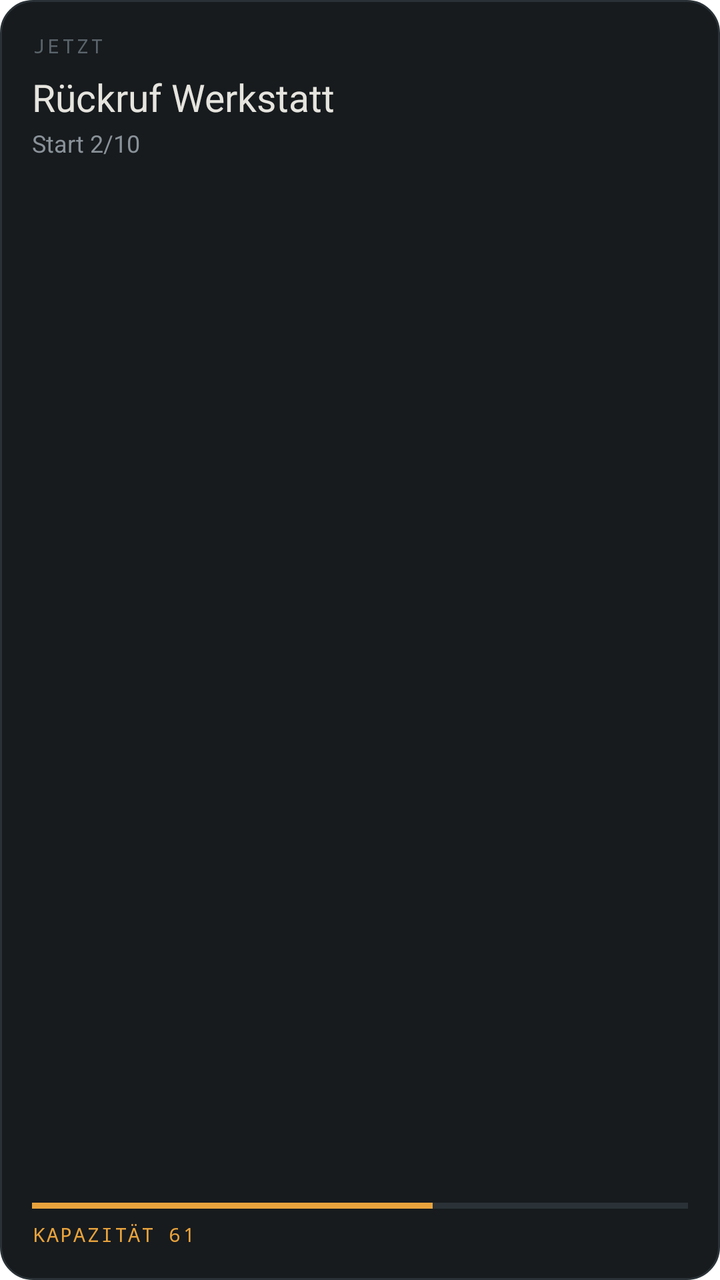
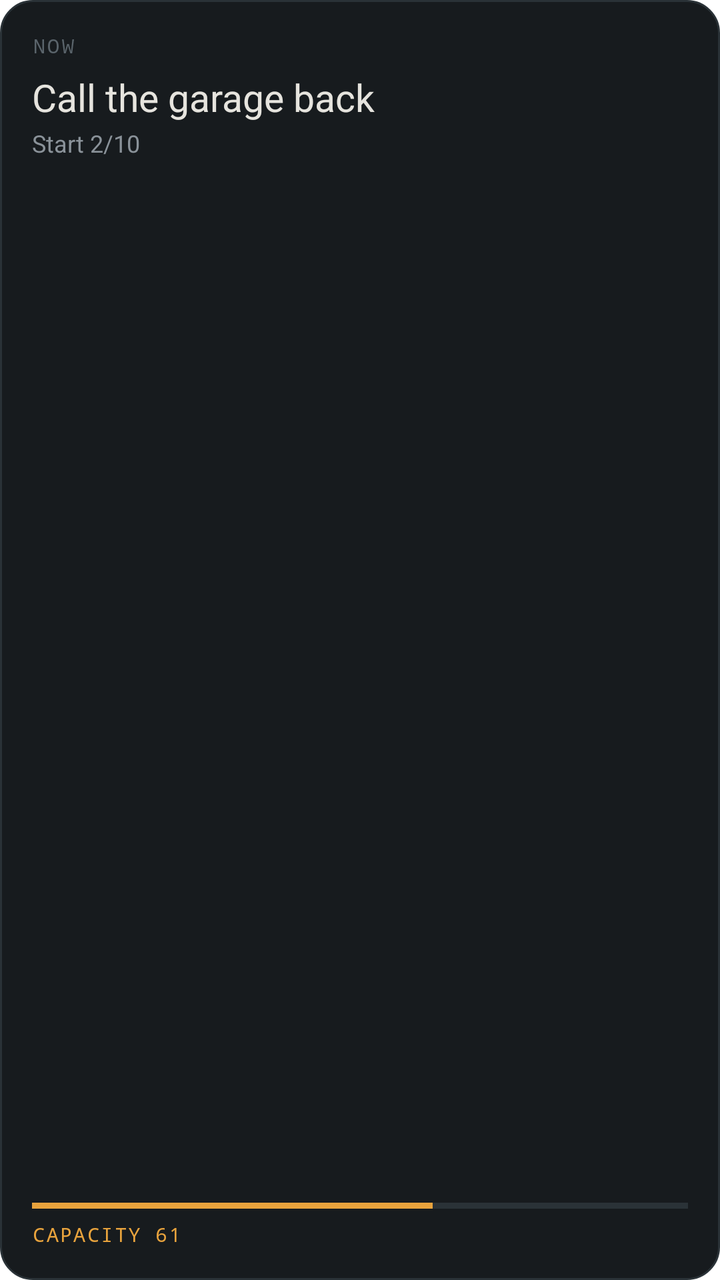

An Android layout rendered at two revisions. The XML below is the earlier revision; the diff shows what the commit changed to produce the second picture.
<!-- AndroidManifest.xml: fallback theme Theme.MaterialComponents.DayNight.NoActionBar -->
<!-- res/layout/axiom_widget_preview.xml -->
<?xml version="1.0" encoding="utf-8"?>
<LinearLayout xmlns:android="http://schemas.android.com/apk/res/android"
    android:layout_width="match_parent"
    android:layout_height="match_parent"
    android:orientation="vertical"
    android:padding="16dp"
    android:background="@drawable/widget_bg">

    <TextView
        android:layout_width="wrap_content"
        android:layout_height="wrap_content"
        android:text="JETZT"
        android:textSize="10sp"
        android:letterSpacing="0.12"
        android:fontFamily="monospace"
        android:textColor="@color/axiom_ink_faint" />

    <TextView
        android:layout_width="match_parent"
        android:layout_height="wrap_content"
        android:layout_marginTop="6dp"
        android:maxLines="2"
        android:text="Rückruf Werkstatt"
        android:textSize="19sp"
        android:textColor="@color/axiom_ink" />

    <TextView
        android:layout_width="match_parent"
        android:layout_height="wrap_content"
        android:layout_marginTop="2dp"
        android:text="Start 2/10"
        android:textSize="12sp"
        android:textColor="@color/axiom_ink_dim" />

    
    <FrameLayout
        android:layout_width="match_parent"
        android:layout_height="0dp"
        android:layout_weight="1" />

    <ProgressBar
        style="?android:attr/progressBarStyleHorizontal"
        android:layout_width="match_parent"
        android:layout_height="3dp"
        android:layout_marginTop="8dp"
        android:max="100"
        android:progress="61"
        android:progressDrawable="@drawable/widget_bar" />

    <TextView
        android:layout_width="wrap_content"
        android:layout_height="wrap_content"
        android:layout_marginTop="6dp"
        android:text="KAPAZITÄT 61"
        android:textSize="10sp"
        android:letterSpacing="0.08"
        android:fontFamily="monospace"
        android:textColor="@color/axiom_signal" />
</LinearLayout>
<!-- resources referenced by this layout -->
<resources>
  <color name="axiom_ink">#E6E4DE</color>
  <color name="axiom_ink_dim">#8A9299</color>
  <color name="axiom_ink_faint">#5A646B</color>
  <color name="axiom_signal">#E8A33D</color>
  <!-- drawable widget_bar (drawable) -->
  <?xml version="1.0" encoding="utf-8"?>
  <layer-list xmlns:android="http://schemas.android.com/apk/res/android">
      <item android:id="@android:id/background">
          <shape><solid android:color="@color/axiom_rule" /></shape>
      </item>
      <item android:id="@android:id/progress">
          <clip><shape><solid android:color="@color/axiom_signal" /></shape></clip>
      </item>
  </layer-list>
  <!-- drawable widget_bg (drawable) -->
  <?xml version="1.0" encoding="utf-8"?>
  <shape xmlns:android="http://schemas.android.com/apk/res/android"
      android:shape="rectangle">
      <solid android:color="@color/axiom_panel" />
      <corners android:radius="16dp" />
      <stroke android:width="1dp" android:color="@color/axiom_rule" />
  </shape>
  <color name="axiom_rule">#2A3237</color>
  <color name="axiom_panel">#171B1E</color>
</resources>

<!-- the commit's change to res/layout/axiom_widget_preview.xml (unified diff, before → after) -->
@@ -9,7 +9,7 @@
     <TextView
         android:layout_width="wrap_content"
         android:layout_height="wrap_content"
-        android:text="JETZT"
+        android:text="@string/axiom_widget_label"
         android:textSize="10sp"
         android:letterSpacing="0.12"
         android:fontFamily="monospace"
@@ -20,7 +20,7 @@
         android:layout_height="wrap_content"
         android:layout_marginTop="6dp"
         android:maxLines="2"
-        android:text="Rückruf Werkstatt"
+        android:text="@string/axiom_preview_headline"
         android:textSize="19sp"
         android:textColor="@color/axiom_ink" />
 
@@ -28,7 +28,7 @@
         android:layout_width="match_parent"
         android:layout_height="wrap_content"
         android:layout_marginTop="2dp"
-        android:text="Start 2/10"
+        android:text="@string/axiom_preview_detail"
         android:textSize="12sp"
         android:textColor="@color/axiom_ink_dim" />
 
@@ -51,7 +51,7 @@
         android:layout_width="wrap_content"
         android:layout_height="wrap_content"
         android:layout_marginTop="6dp"
-        android:text="KAPAZITÄT 61"
+        android:text="@string/axiom_preview_capacity"
         android:textSize="10sp"
         android:letterSpacing="0.08"
         android:fontFamily="monospace"
<!-- resource entries referenced after the edit -->
@@ -22,6 +22,10 @@
       <corners android:radius="16dp" />
       <stroke android:width="1dp" android:color="@color/axiom_rule" />
   </shape>
+  <string name="axiom_preview_capacity">CAPACITY 61</string>
+  <string name="axiom_preview_detail">Start 2/10</string>
+  <string name="axiom_preview_headline">Call the garage back</string>
+  <string name="axiom_widget_label">NOW</string>
   <color name="axiom_rule">#2A3237</color>
   <color name="axiom_panel">#171B1E</color>
 </resources>
